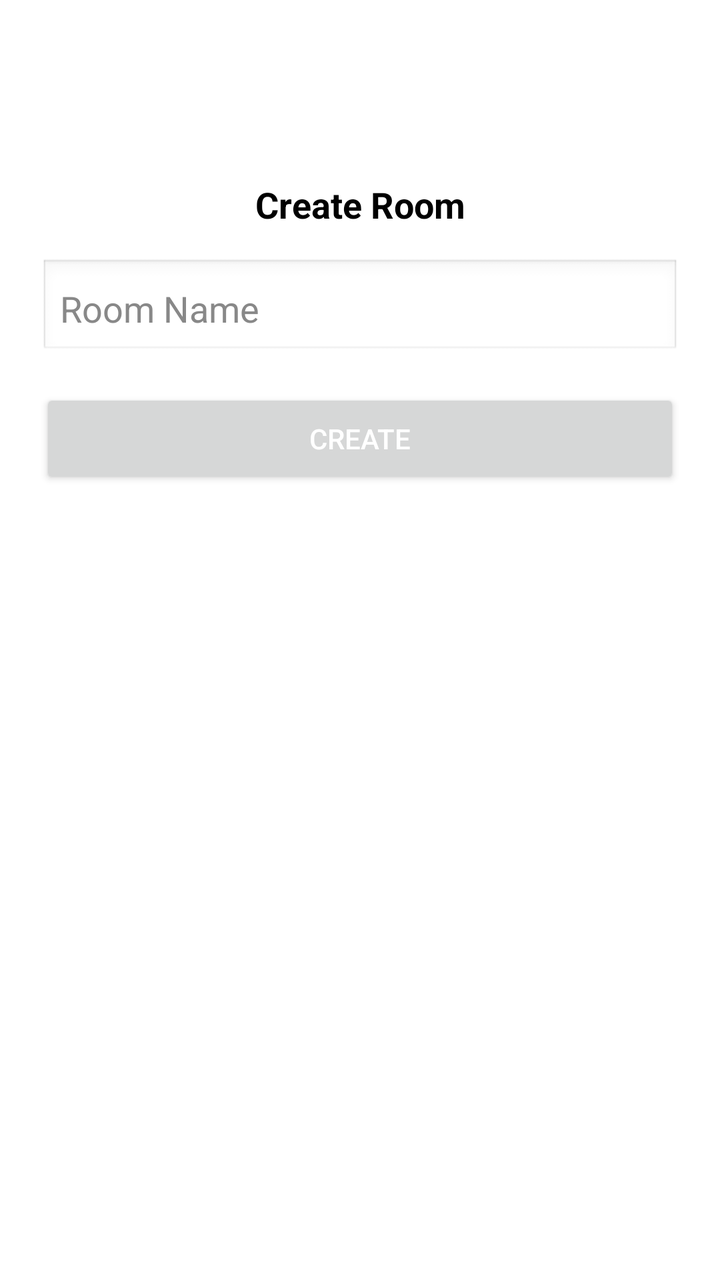
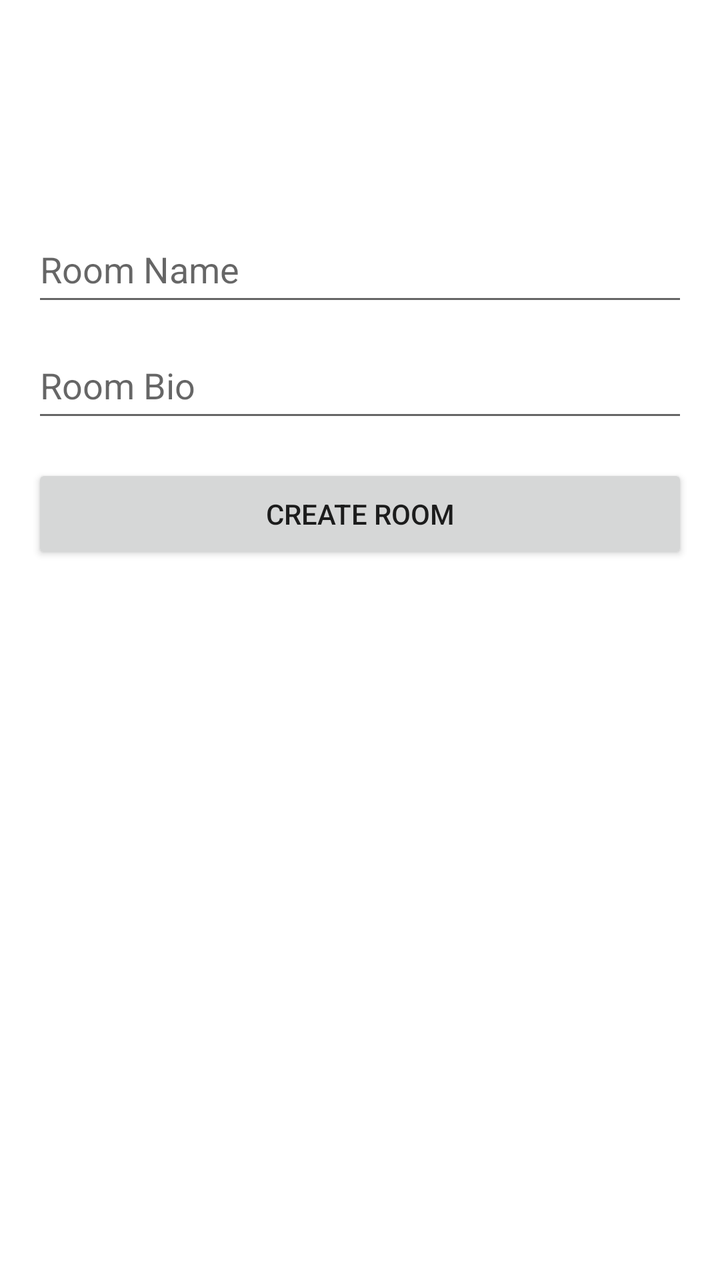

Before-and-after screenshots of an Android layout around one commit, followed by the original layout XML and the change that was made.
<!-- AndroidManifest.xml: application theme Theme.AppCompat.Light.NoActionBar -->
<!-- res/layout/dialog_create_room.xml -->
<?xml version="1.0" encoding="utf-8"?>
<LinearLayout xmlns:android="http://schemas.android.com/apk/res/android"
    android:layout_width="match_parent"
    android:layout_height="wrap_content"
    android:orientation="vertical"
    android:padding="20dp"
    android:background="#FFFFFF">

    <ImageView
        android:layout_width="60dp"
        android:layout_height="60dp"
        android:layout_gravity="center"
        android:src="@android:drawable/sym_def_app_icon" />

    <TextView
        android:layout_width="match_parent"
        android:layout_height="wrap_content"
        android:text="Create Room"
        android:textColor="#000000"
        android:textSize="18sp"
        android:textStyle="bold"
        android:gravity="center"
        android:layout_marginTop="10dp" />

    <EditText
        android:id="@+id/etRoomName"
        android:layout_width="match_parent"
        android:layout_height="50dp"
        android:hint="Room Name"
        android:textColor="#000000"
        android:textColorHint="#888888"
        android:layout_marginTop="15dp"
        android:background="@android:drawable/edit_text"
        android:padding="10dp" />

    <Button
        android:id="@+id/btnCreateRoom"
        android:layout_width="match_parent"
        android:layout_height="50dp"
        android:text="Create"
        android:textColor="#FFFFFF"
        android:layout_marginTop="15dp" />

</LinearLayout>
<!-- resources referenced by this layout -->
<resources>

</resources>

<!-- the commit's change to res/layout/dialog_create_room.xml (unified diff, before → after) -->
@@ -3,42 +3,35 @@
     android:layout_width="match_parent"
     android:layout_height="wrap_content"
     android:orientation="vertical"
-    android:padding="20dp"
+    android:padding="16dp"
     android:background="#FFFFFF">
 
     <ImageView
-        android:layout_width="60dp"
-        android:layout_height="60dp"
+        android:id="@+id/imgRoomPick"
+        android:layout_width="80dp"
+        android:layout_height="80dp"
         android:layout_gravity="center"
         android:src="@android:drawable/sym_def_app_icon" />
-
-    <TextView
-        android:layout_width="match_parent"
-        android:layout_height="wrap_content"
-        android:text="Create Room"
-        android:textColor="#000000"
-        android:textSize="18sp"
-        android:textStyle="bold"
-        android:gravity="center"
-        android:layout_marginTop="10dp" />
 
     <EditText
         android:id="@+id/etRoomName"
         android:layout_width="match_parent"
         android:layout_height="50dp"
         android:hint="Room Name"
-        android:textColor="#000000"
-        android:textColorHint="#888888"
-        android:layout_marginTop="15dp"
-        android:background="@android:drawable/edit_text"
-        android:padding="10dp" />
+        android:layout_marginTop="12dp" />
+
+    <EditText
+        android:id="@+id/etRoomBio"
+        android:layout_width="match_parent"
+        android:layout_height="50dp"
+        android:hint="Room Bio"
+        android:layout_marginTop="8dp" />
 
     <Button
-        android:id="@+id/btnCreateRoom"
+        android:id="@+id/btnSaveRoom"
         android:layout_width="match_parent"
         android:layout_height="50dp"
-        android:text="Create"
-        android:textColor="#FFFFFF"
-        android:layout_marginTop="15dp" />
+        android:text="Create Room"
+        android:layout_marginTop="16dp" />
 
 </LinearLayout>
